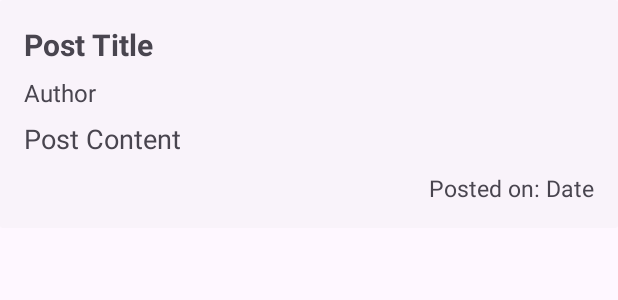
After one commit to Skiddygoat15/MindMelody, an Android app: the layout item_post_reply.xml on its own in the app's theme, with its tools: preview values and no code run, on a phone screen of 412 x 824 dp. The commit adds this screen. Shown: the top 300 px of the screen. Run offline under Robolectric (Android 15) with nearby library versions, the phone set to English and light mode, and no system bars.

Commit message:
Minor UI changes

```diff
--- a/app/src/main/AndroidManifest.xml
+++ b/app/src/main/AndroidManifest.xml
@@ -3,7 +3,7 @@
     xmlns:tools="http://schemas.android.com/tools">
 
     <application
-        android:name=".Activities.MyApplication"
+        android:name=".Activities.OverallApplicationSetups.MyApplication"
         android:allowBackup="true"
         android:dataExtractionRules="@xml/data_extraction_rules"
         android:fullBackupContent="@xml/backup_rules"
--- a/app/src/main/java/com/devsquad/mind_melody/Activities/ForumActivity.java
+++ b/app/src/main/java/com/devsquad/mind_melody/Activities/ForumActivity.java
@@ -12,6 +12,7 @@ import androidx.appcompat.app.AppCompatActivity;
 import androidx.recyclerview.widget.LinearLayoutManager;
 import androidx.recyclerview.widget.RecyclerView;
 
+import com.devsquad.mind_melody.Activities.OverallApplicationSetups.MyApplication;
 import com.devsquad.mind_melody.Adapter.PostAdapter;
 import com.devsquad.mind_melody.Model.Forum.ForumDB;
 import com.devsquad.mind_melody.Model.Forum.Post;
@@ -19,7 +20,6 @@ import com.devsquad.mind_melody.Model.Forum.PostDao;
 import com.devsquad.mind_melody.Model.User.User;
 import com.devsquad.mind_melody.R;
 
-import java.util.ArrayList;
 import java.util.Date;
 import java.util.List;
 
--- a/app/src/main/java/com/devsquad/mind_melody/Activities/MainActivity.java
+++ b/app/src/main/java/com/devsquad/mind_melody/Activities/MainActivity.java
@@ -9,6 +9,7 @@ import android.widget.Toast;
 
 import androidx.appcompat.app.AppCompatActivity;
 
+import com.devsquad.mind_melody.Activities.OverallApplicationSetups.MyApplication;
 import com.devsquad.mind_melody.Model.User.User;
 import com.devsquad.mind_melody.Model.User.UserDB;
 import com.devsquad.mind_melody.R;
--- /dev/null
+++ b/app/src/main/res/layout/item_post_reply.xml
@@ -0,0 +1,55 @@
+<?xml version="1.0" encoding="utf-8"?>
+<androidx.constraintlayout.widget.ConstraintLayout xmlns:android="http://schemas.android.com/apk/res/android"
+    xmlns:app="http://schemas.android.com/apk/res-auto"
+    android:layout_width="match_parent"
+    android:layout_height="wrap_content"
+    android:padding="16dp"
+    android:background="@drawable/reply_background">
+
+    <!-- 帖子标题 -->
+    <TextView
+        android:id="@+id/postTitle"
+        android:layout_width="0dp"
+        android:layout_height="wrap_content"
+        android:text="Post Title"
+        android:textSize="20sp"
+        android:textStyle="bold"
+        app:layout_constraintStart_toStartOf="parent"
+        app:layout_constraintTop_toTopOf="parent"
+        app:layout_constraintEnd_toEndOf="parent" />
+
+    <!-- 作者名称 -->
+    <TextView
+        android:id="@+id/postAuthor"
+        android:layout_width="wrap_content"
+        android:layout_height="wrap_content"
+        android:text="Author"
+        android:layout_marginTop="7dp"
+        android:textSize="16sp"
+        app:layout_constraintStart_toStartOf="@id/postTitle"
+        app:layout_constraintTop_toBottomOf="@id/postTitle" />
+
+    <!-- 帖子内容 -->
+    <TextView
+        android:id="@+id/postContent"
+        android:layout_width="0dp"
+        android:layout_height="wrap_content"
+        android:text="Post Content"
+        android:layout_marginTop="7dp"
+        android:textSize="18sp"
+        app:layout_constraintStart_toStartOf="@id/postTitle"
+        app:layout_constraintEnd_toEndOf="parent"
+        app:layout_constraintTop_toBottomOf="@id/postAuthor" />
+
+    <!-- 发布时间 -->
+    <TextView
+        android:id="@+id/postDate"
+        android:layout_width="wrap_content"
+        android:layout_height="wrap_content"
+        android:layout_marginTop="10dp"
+        android:text="Posted on: Date"
+        android:textSize="15sp"
+        app:layout_constraintEnd_toEndOf="parent"
+        app:layout_constraintTop_toBottomOf="@id/postContent" />
+
+</androidx.constraintlayout.widget.ConstraintLayout>
```
Also changed, not shown: app/src/main/java/com/devsquad/mind_melody/Activities/MyApplication.java (deleted, +0 -17 lines), app/src/main/java/com/devsquad/mind_melody/Activities/OverallApplicationSetups/MyApplication.java (added, +17 -0 lines), app/src/main/java/com/devsquad/mind_melody/Activities/PostActivity.java (+13 -11 lines), app/src/main/java/com/devsquad/mind_melody/Adapter/PostDetailAdapter.java (added, +69 -0 lines), app/src/main/res/layout/item_reply.xml (+0 -10 lines), app/src/main/res/layout/post_activity.xml (+15 -66 lines), 31 other files.
